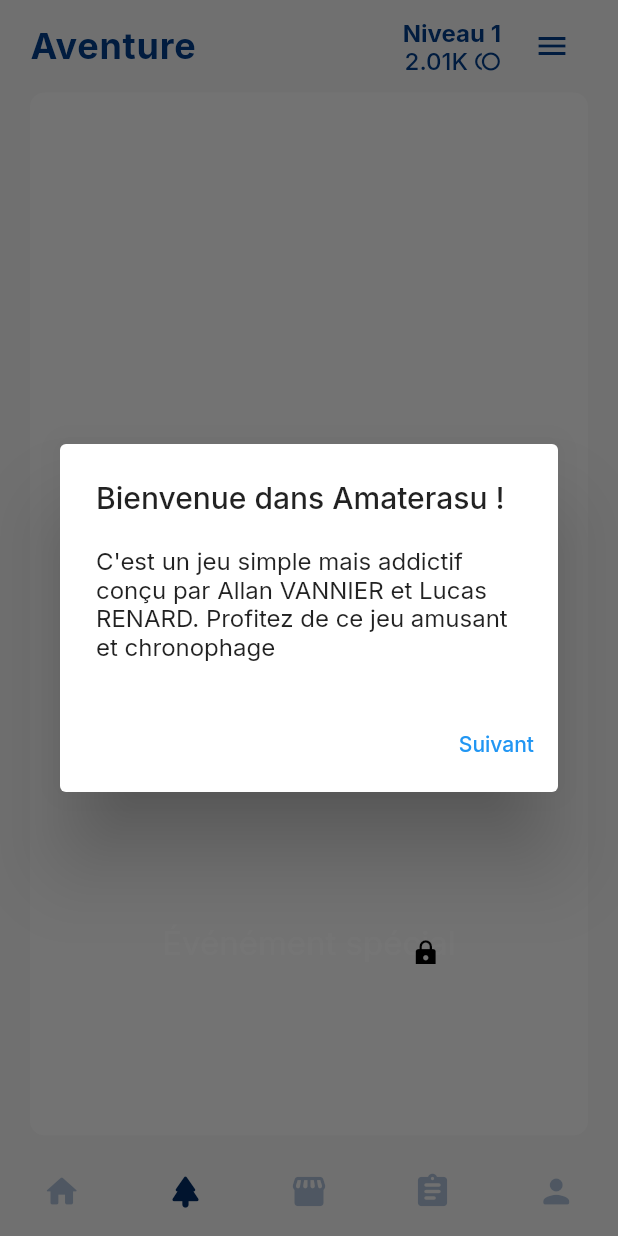
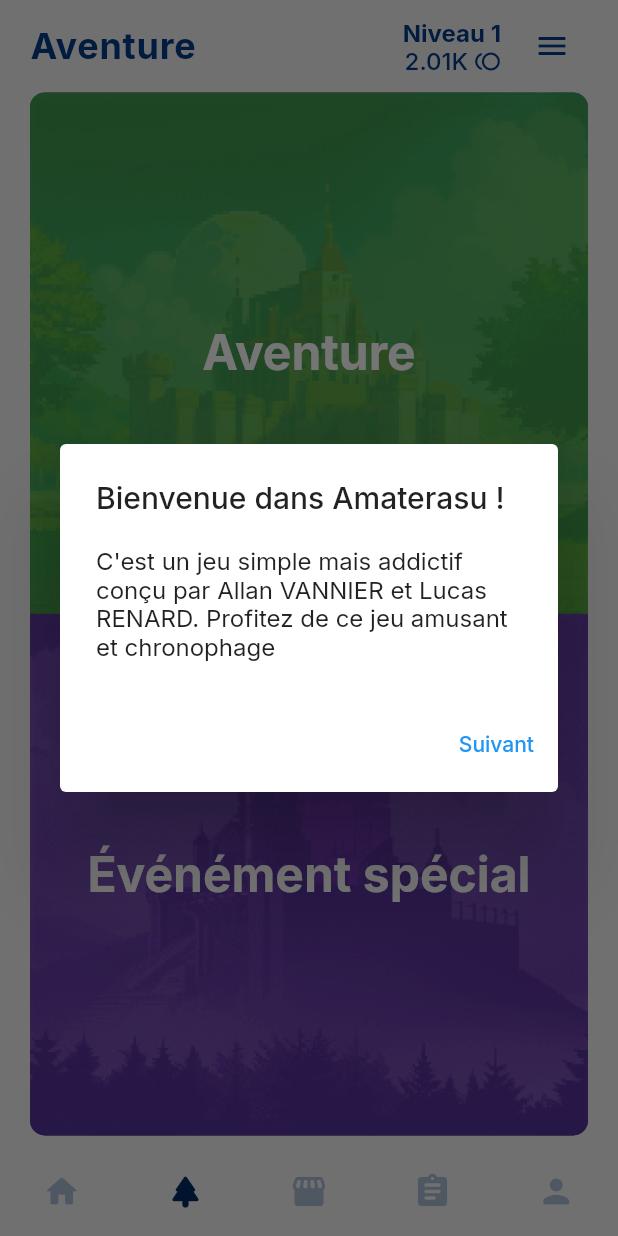
Before and after one commit to SonexGit/amaterasu, a Flutter app: the screen it shows after launch, swiped to page 2, on a phone screen of 412 x 824 dp. Run offline on Flutter 3.47's test engine with Material 2 defaults, Android fonts, the phone set to English and light mode, and no system bars; drawn by our look-alikes of shimmer; our stand-ins replace animated_splash_screen, audioplayers, carousel_slider, flutter_svg, google_fonts, lottie and 1 more; missing offline and left inert: animated_button, snapping_sheet; generated files the repository leaves out were written again.

Commit message:
Modif écran aventure

```diff
--- a/lib/screens/adventure/adventure_screen.dart
+++ b/lib/screens/adventure/adventure_screen.dart
@@ -42,113 +42,79 @@ class AdventureSelectionScreen extends StatefulWidget {
 class _AdventureSelectionScreenState extends State<AdventureSelectionScreen> {
   @override
   Widget build(BuildContext context) {
-    return Scaffold(
-      body: Center(
-        child: Column(
-          mainAxisAlignment: MainAxisAlignment.spaceEvenly,
-          crossAxisAlignment: CrossAxisAlignment.start,
-          children: <Widget>[
-            const SizedBox(height: 50),
-            Stack(
+    return Column(
+      mainAxisAlignment: MainAxisAlignment.center,
+      crossAxisAlignment: CrossAxisAlignment.stretch,
       children: [
-                AnimatedButton(
-                  color: Colors.green,
+        Expanded(
+          child: Container(
+            decoration: const BoxDecoration(
+                image: DecorationImage(
+                    fit: BoxFit.cover,
+                    alignment: Alignment.topCenter,
+                    image: AssetImage("assets/images/adventure.png"))),
+            child: ElevatedButton(
+              style: ElevatedButton.styleFrom(
+                backgroundColor: Colors.green.withOpacity(0.8),
+                shape: const RoundedRectangleBorder(
+                  borderRadius: BorderRadius.zero,
+                ),
+              ),
               onPressed: () => selectedIndex.value = 1,
-                  enabled: true,
-                  shadowDegree: ShadowDegree.light,
-                  duration: 400,
               child: Shimmer.fromColors(
                 baseColor: Colors.white,
                 highlightColor: Colors.grey,
                 child: Text(
                   AppLocalizations.of(context)!.adventure,
                   style: const TextStyle(
-                        fontSize: 22,
+                    fontSize: 32,
                     color: Colors.white,
-                        fontWeight: FontWeight.w500,
+                    fontWeight: FontWeight.bold,
                   ),
                 ),
               ),
             ),
-                const Positioned.fill(
-                  left: 150,
-                  bottom: 30,
-                  child: Icon(
-                    Icons.lock_open,
-                    color: Colors.black,
-                    size: 20,
           ),
         ),
-              ],
+        Expanded(
+          child: Container(
+            decoration: const BoxDecoration(
+                image: DecorationImage(
+                    fit: BoxFit.cover,
+                    alignment: Alignment.topCenter,
+                    image: AssetImage("assets/images/specialevent.png"))),
+            child: ElevatedButton(
+              style: ElevatedButton.styleFrom(
+                backgroundColor: Colors.deepPurple.withOpacity(0.8),
+                shape: const RoundedRectangleBorder(
+                  borderRadius: BorderRadius.zero,
                 ),
-            const SizedBox(height: 20),
-            Stack(
-              children: [
-                AnimatedButton(
-                  color: Colors.blue,
+              ),
               onPressed: () {
                 showDialog(
                     context: context,
                     builder: (BuildContext context) {
-                        return Dialog(
-                          shape: RoundedRectangleBorder(
-                            borderRadius: BorderRadius.circular(10),
-                          ),
-                          backgroundColor: Colors.grey[200],
-                          child: Container(
-                            padding: const EdgeInsets.all(10),
-                            child: Column(
-                              mainAxisSize: MainAxisSize.min,
-                              children: const [
-                                Text(
-                                  'Evenement Spécial',
-                                  style: TextStyle(
-                                    fontWeight: FontWeight.bold,
-                                    fontSize: 20,
-                                  ),
-                                ),
-                                SizedBox(height: 20),
-                                Text('Disponible le 15 mai à 00h'),
-                              ],
-                            ),
-                          ),
+                      return const AlertDialog(
+                        content: Text('Disponible le 15 mai à 00h'),
                       );
-                      },
-                    );
-
-                    Future.delayed(const Duration(seconds: 2), () {
-                      Navigator.of(context).pop();
                     });
               },
-                  enabled: true,
-                  shadowDegree: ShadowDegree.light,
               child: Shimmer.fromColors(
                 baseColor: Colors.white,
-                    highlightColor: Colors.blue,
+                highlightColor: Colors.grey,
                 child: Text(
                   AppLocalizations.of(context)!.specialEvent,
                   style: const TextStyle(
-                        fontSize: 22,
+                    fontSize: 32,
                     color: Colors.white,
-                      ),
-                      textAlign: TextAlign.center,
+                    fontWeight: FontWeight.bold,
                   ),
                 ),
               ),
-                const Positioned(
-                  right: 10,
-                  top: 10,
-                  child: Icon(
-                    Icons.lock,
-                    color: Colors.black,
-                    size: 20,
+            ),
           ),
         ),
       ],
-            )
-          ],
-        ),
-      ),
     );
   }
 }
--- a/lib/screens/home/home_screen.dart
+++ b/lib/screens/home/home_screen.dart
@@ -9,7 +9,7 @@ import 'package:lottie/lottie.dart';
 
 Player player = Player();
 final List<String> txtList = [
-  'Vous pouvez voir le descriptif d\'un équipement en maintenant votre doigt sur l\'icône d\'un l\'équipement',
+  'Vous pouvez voir le descriptif d\'un équipement en maintenant votre doigt sur l\'icône d\'un équipement',
   'Le Profil permet de voir toutes les statistiques du joueur comme l\'entièreté des dégâts infligés',
   'Jouez au jeu tous les jours pour avoir de nouvelles quêtes journalières'
 ];
--- a/pubspec.yaml
+++ b/pubspec.yaml
@@ -83,6 +83,7 @@ flutter:
 
   # To add assets to your application, add an assets section, like this:
   assets:
+    - assets/images/
     - assets/enemies/
     - assets/lottie/animation.json
     - assets/enemies/images/
```
Also changed, not shown: assets/images/adventure.png (added), assets/images/specialevent.png (added). Lines whose indentation alone changed are shown as unchanged.
